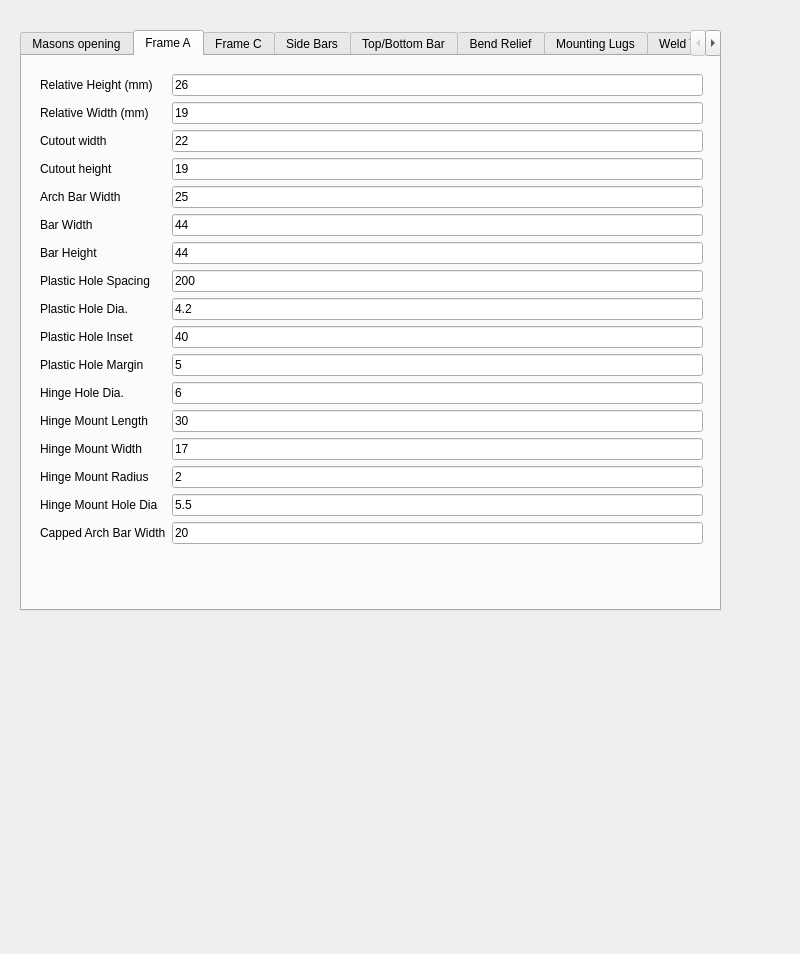
Above: src/Gothic.ui from kyloe/HalfaxIronWorks before the change. Below: the same form after it.
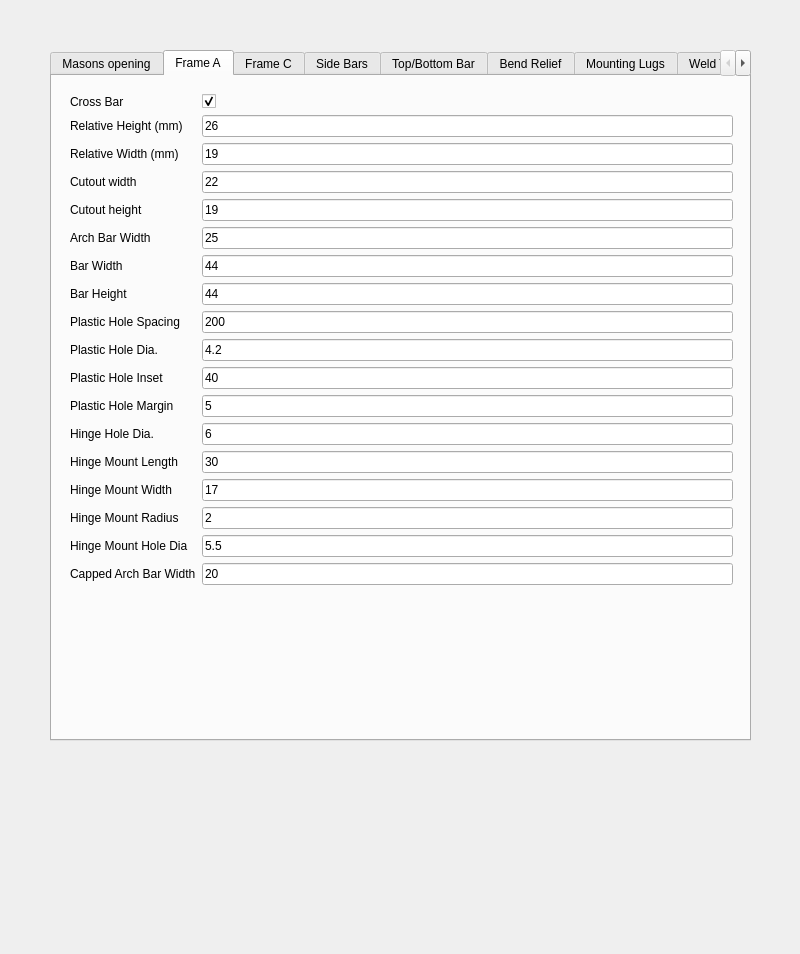
That is the form after the change. The open tabs and pages were chosen to show the change.

Commit message: Update to version 12 with moved checkbox

The edit to the form file:
```diff
--- a/src/Gothic.ui
+++ b/src/Gothic.ui
@@ -25,10 +25,10 @@
   <widget class="QTabWidget" name="tabWidget">
    <property name="geometry">
     <rect>
-     <x>20</x>
-     <y>30</y>
+     <x>50</x>
+     <y>50</y>
      <width>701</width>
-     <height>581</height>
+     <height>691</height>
     </rect>
    </property>
    <property name="currentIndex">
@@ -177,251 +177,268 @@
        <x>9</x>
        <y>9</y>
        <width>681</width>
-       <height>518</height>
+       <height>569</height>
       </rect>
      </property>
      <layout class="QFormLayout" name="formLayout_8">
       <property name="fieldGrowthPolicy">
        <enum>QFormLayout::AllNonFixedFieldsGrow</enum>
       </property>
-      <item row="0" column="0">
+      <item row="1" column="0">
        <widget class="QLabel" name="label_18">
         <property name="text">
          <string>Relative Height (mm)</string>
         </property>
        </widget>
       </item>
-      <item row="0" column="1">
+      <item row="1" column="1">
        <widget class="QLineEdit" name="FrameARelativeHeight">
         <property name="text">
          <string>26</string>
         </property>
        </widget>
       </item>
-      <item row="1" column="0">
+      <item row="2" column="0">
        <widget class="QLabel" name="label_23">
         <property name="text">
          <string>Relative Width (mm)</string>
         </property>
        </widget>
       </item>
-      <item row="1" column="1">
+      <item row="2" column="1">
        <widget class="QLineEdit" name="FrameARelativeWidth">
         <property name="text">
          <string>19</string>
         </property>
        </widget>
       </item>
-      <item row="2" column="0">
+      <item row="3" column="0">
        <widget class="QLabel" name="label">
         <property name="text">
          <string>Cutout width</string>
         </property>
        </widget>
       </item>
-      <item row="2" column="1">
+      <item row="3" column="1">
        <widget class="QLineEdit" name="CutoutWidth">
         <property name="text">
          <string>22</string>
         </property>
        </widget>
       </item>
-      <item row="3" column="0">
+      <item row="4" column="0">
        <widget class="QLabel" name="label">
         <property name="text">
          <string>Cutout height</string>
         </property>
        </widget>
       </item>
-      <item row="3" column="1">
+      <item row="4" column="1">
        <widget class="QLineEdit" name="CutoutHeight">
         <property name="text">
          <string>19</string>
         </property>
        </widget>
       </item>
-      <item row="4" column="0">
+      <item row="5" column="0">
        <widget class="QLabel" name="label_50">
         <property name="text">
          <string>Arch Bar Width</string>
         </property>
        </widget>
       </item>
-      <item row="4" column="1">
+      <item row="5" column="1">
        <widget class="QLineEdit" name="ArchBarWidth">
         <property name="text">
          <string>25</string>
         </property>
        </widget>
       </item>
-      <item row="5" column="0">
+      <item row="6" column="0">
        <widget class="QLabel" name="label_2">
         <property name="text">
          <string>Bar Width</string>
         </property>
        </widget>
       </item>
-      <item row="5" column="1">
+      <item row="6" column="1">
        <widget class="QLineEdit" name="FrameABarWidth">
         <property name="text">
          <string>44</string>
         </property>
        </widget>
       </item>
-      <item row="6" column="0">
+      <item row="7" column="0">
        <widget class="QLabel" name="label_4">
         <property name="text">
          <string>Bar Height</string>
         </property>
        </widget>
       </item>
-      <item row="6" column="1">
+      <item row="7" column="1">
        <widget class="QLineEdit" name="FrameABarHeight">
         <property name="text">
          <string>44</string>
         </property>
        </widget>
       </item>
-      <item row="7" column="0">
+      <item row="8" column="0">
        <widget class="QLabel" name="label_21">
         <property name="text">
          <string>Plastic Hole Spacing</string>
         </property>
        </widget>
       </item>
-      <item row="7" column="1">
+      <item row="8" column="1">
        <widget class="QLineEdit" name="FrameAPlasticHoleSpacing">
         <property name="text">
          <string>200</string>
         </property>
        </widget>
       </item>
+      <item row="9" column="0">
+       <widget class="QLabel" name="label_26">
+        <property name="text">
+         <string>Plastic Hole Dia.</string>
+        </property>
+       </widget>
+      </item>
+      <item row="9" column="1">
+       <widget class="QLineEdit" name="PlasticHoleDiameter">
+        <property name="text">
+         <string>4.2</string>
+        </property>
+       </widget>
+      </item>
+      <item row="10" column="0">
+       <widget class="QLabel" name="label_52">
+        <property name="text">
+         <string>Plastic Hole Inset</string>
+        </property>
+       </widget>
+      </item>
+      <item row="10" column="1">
+       <widget class="QLineEdit" name="PlasticHoleInset">
+        <property name="text">
+         <string>40</string>
+        </property>
+       </widget>
+      </item>
       <item row="11" column="0">
+       <widget class="QLabel" name="PlasticHoleMarginLabel">
+        <property name="text">
+         <string>Plastic Hole Margin</string>
+        </property>
+       </widget>
+      </item>
+      <item row="11" column="1">
+       <widget class="QLineEdit" name="PlasticHoleMargin">
+        <property name="text">
+         <string>5</string>
+        </property>
+       </widget>
+      </item>
+      <item row="12" column="0">
        <widget class="QLabel" name="label_3">
         <property name="text">
          <string>Hinge Hole Dia.</string>
         </property>
        </widget>
       </item>
-      <item row="11" column="1">
+      <item row="12" column="1">
        <widget class="QLineEdit" name="HoleDiameter">
         <property name="text">
          <string>6</string>
         </property>
        </widget>
       </item>
-      <item row="14" column="1">
-       <widget class="QLineEdit" name="HingeMountLength">
-        <property name="text">
-         <string>30</string>
-        </property>
-       </widget>
-      </item>
-      <item row="15" column="1">
-       <widget class="QLineEdit" name="HingeMountWidth">
-        <property name="text">
-         <string>17</string>
-        </property>
-       </widget>
-      </item>
-      <item row="16" column="1">
-       <widget class="QLineEdit" name="HingeMountRadius">
-        <property name="text">
-         <string>2</string>
-        </property>
-       </widget>
-      </item>
-      <item row="17" column="1">
-       <widget class="QLineEdit" name="HingeMountHoleDia">
-        <property name="text">
-         <string>5.5</string>
-        </property>
-       </widget>
-      </item>
-      <item row="14" column="0">
+      <item row="15" column="0">
        <widget class="QLabel" name="label_27">
         <property name="text">
          <string>Hinge Mount Length</string>
         </property>
        </widget>
       </item>
-      <item row="15" column="0">
+      <item row="15" column="1">
+       <widget class="QLineEdit" name="HingeMountLength">
+        <property name="text">
+         <string>30</string>
+        </property>
+       </widget>
+      </item>
+      <item row="16" column="0">
        <widget class="QLabel" name="label_28">
         <property name="text">
          <string>Hinge Mount Width</string>
         </property>
        </widget>
       </item>
-      <item row="16" column="0">
+      <item row="16" column="1">
+       <widget class="QLineEdit" name="HingeMountWidth">
+        <property name="text">
+         <string>17</string>
+        </property>
+       </widget>
+      </item>
+      <item row="17" column="0">
        <widget class="QLabel" name="label_36">
         <property name="text">
          <string>Hinge Mount Radius</string>
         </property>
        </widget>
       </item>
-      <item row="17" column="0">
+      <item row="17" column="1">
+       <widget class="QLineEdit" name="HingeMountRadius">
+        <property name="text">
+         <string>2</string>
+        </property>
+       </widget>
+      </item>
+      <item row="18" column="0">
        <widget class="QLabel" name="label_37">
         <property name="text">
          <string>Hinge Mount Hole Dia</string>
         </property>
        </widget>
       </item>
-      <item row="8" column="1">
-       <widget class="QLineEdit" name="PlasticHoleDiameter">
+      <item row="18" column="1">
+       <widget class="QLineEdit" name="HingeMountHoleDia">
         <property name="text">
-         <string>4.2</string>
+         <string>5.5</string>
         </property>
        </widget>
       </item>
-      <item row="8" column="0">
-       <widget class="QLabel" name="label_26">
-        <property name="text">
-         <string>Plastic Hole Dia.</string>
-        </property>
-       </widget>
-      </item>
-      <item row="9" column="0">
-       <widget class="QLabel" name="label_52">
-        <property name="text">
-         <string>Plastic Hole Inset</string>
-        </property>
-       </widget>
-      </item>
-      <item row="10" column="0">
-       <widget class="QLabel" name="PlasticHoleMarginLabel">
-        <property name="text">
-         <string>Plastic Hole Margin</string>
-        </property>
-       </widget>
-      </item>
-      <item row="9" column="1">
-       <widget class="QLineEdit" name="PlasticHoleInset">
-        <property name="text">
-         <string>40</string>
-        </property>
-       </widget>
-      </item>
-      <item row="10" column="1">
-       <widget class="QLineEdit" name="PlasticHoleMargin">
-        <property name="text">
-         <string>5</string>
-        </property>
-       </widget>
-      </item>
-      <item row="18" column="0">
+      <item row="19" column="0">
        <widget class="QLabel" name="label_53">
         <property name="text">
          <string>Capped Arch Bar Width</string>
         </property>
        </widget>
       </item>
-      <item row="18" column="1">
+      <item row="19" column="1">
        <widget class="QLineEdit" name="CappedArchBarWidth">
         <property name="text">
          <string>20</string>
         </property>
        </widget>
       </item>
+      <item row="0" column="0">
+       <widget class="QLabel" name="label_66">
+        <property name="text">
+         <string>Cross Bar</string>
+        </property>
+       </widget>
+      </item>
+      <item row="0" column="1">
+       <widget class="QCheckBox" name="FrameACrossBar">
+        <property name="text">
+         <string/>
+        </property>
+        <property name="checked">
+         <bool>true</bool>
+        </property>
+       </widget>
+      </item>
      </layout>
     </widget>
    </widget>
```
Left out of the diff: 81 changed lines with no effect on the pictures. The commit also changes 4 other files.
